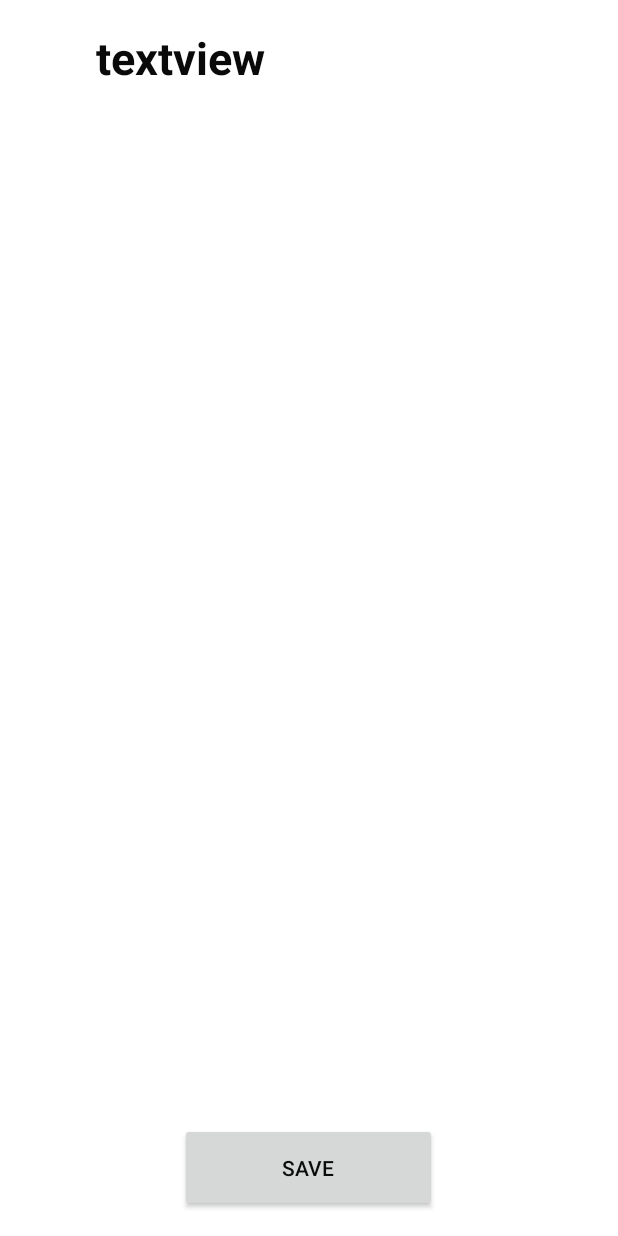
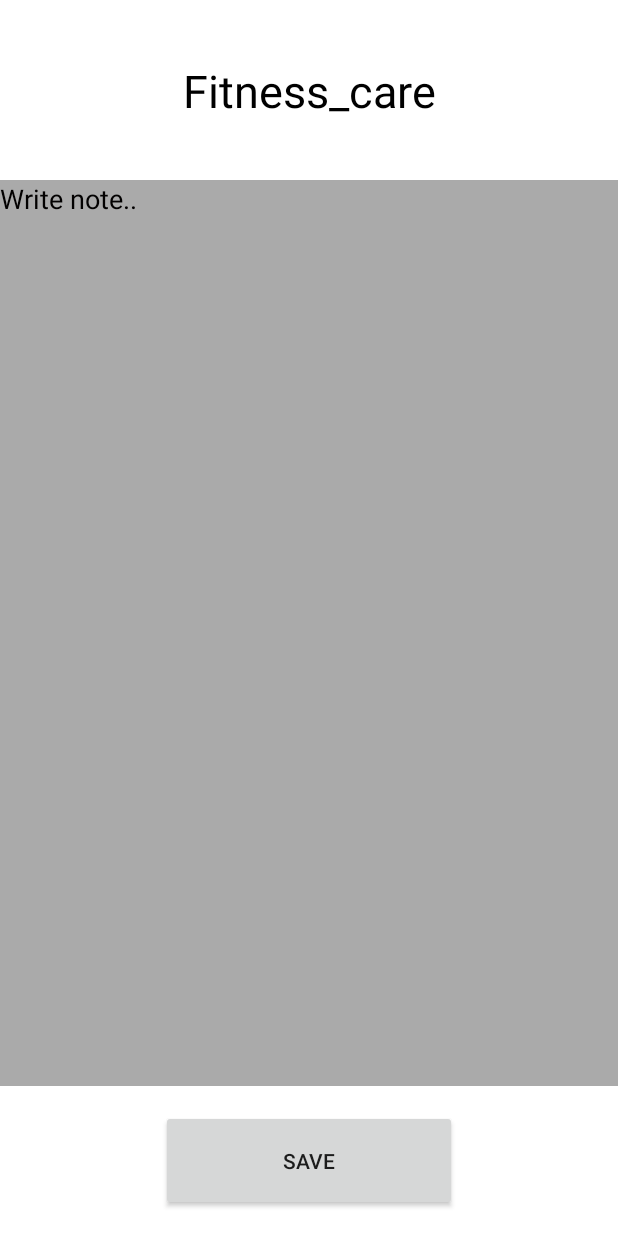
Before and after one commit to Anandhiswankar/fitness_app, an Android app: the layout activity_add_notes.xml on its own in the app's theme, with its tools: preview values and no code run, on a phone screen of 412 x 824 dp. Run offline under Robolectric (Android 15) with nearby library versions, the phone set to English and light mode, and no system bars.

Commit message:
new_add_note and layout

```diff
--- a/app/src/main/AndroidManifest.xml
+++ b/app/src/main/AndroidManifest.xml
@@ -13,6 +13,7 @@
 
         <activity android:name=".workout" />
 
+        <activity android:name=".add_note" />
 
         <activity android:name=".Home_page"
             android:screenOrientation="portrait"
--- a/app/src/main/java/com/ananddevelopment/fitness_care/Home_page.java
+++ b/app/src/main/java/com/ananddevelopment/fitness_care/Home_page.java
@@ -23,7 +23,7 @@ public class Home_page extends AppCompatActivity {
             @Override
             public void onClick(View v) {
                 try {
-                    Intent intent=new Intent(Home_page.this,workout.class);
+                    Intent intent=new Intent(Home_page.this,add_note.class);
                     startActivity(intent);
                 }
                 catch (Exception err)
--- /dev/null
+++ b/app/src/main/java/com/ananddevelopment/fitness_care/add_note.java
@@ -0,0 +1,23 @@
+package com.ananddevelopment.fitness_care;
+
+import android.content.Intent;
+import android.support.v7.app.AppCompatActivity;
+import android.os.Bundle;
+import android.view.View;
+import android.widget.ImageView;
+
+public class add_note extends AppCompatActivity {
+
+    @Override
+    protected void onCreate(Bundle savedInstanceState) {
+        super.onCreate(savedInstanceState);
+        setContentView(R.layout.activity_add_notes);
+
+
+
+
+    }
+
+
+
+}
--- a/app/src/main/res/layout/activity_add_notes.xml
+++ b/app/src/main/res/layout/activity_add_notes.xml
@@ -8,41 +8,86 @@
     android:orientation="vertical"
     >
 
-    <TextView
-        android:id="@+id/textView5"
-        android:layout_width="323dp"
-        android:layout_height="451dp"
-        android:background="#ffff"
+    <LinearLayout
+        android:layout_width="match_parent"
+        android:layout_height="match_parent"
+        android:orientation="vertical"
         app:layout_constraintBottom_toBottomOf="parent"
         app:layout_constraintEnd_toEndOf="parent"
         app:layout_constraintStart_toStartOf="parent"
-        app:layout_constraintTop_toTopOf="parent"
-        app:layout_constraintVertical_bias="0.464" />
+        app:layout_constraintTop_toTopOf="parent">
 
-    <Button
-        android:id="@+id/btnsave"
-        android:layout_width="171dp"
-        android:layout_height="59dp"
-        android:layout_marginBottom="16dp"
-        android:text="Save"
-        android:textColor="#0B0B0B"
-        app:layout_constraintBottom_toBottomOf="parent"
-        app:layout_constraintEnd_toEndOf="parent"
-        app:layout_constraintHorizontal_bias="0.498"
-        app:layout_constraintStart_toStartOf="parent" />
+        <android.support.constraint.ConstraintLayout
+            android:layout_width="match_parent"
+            android:layout_height="match_parent">
 
-    <TextView
-        android:id="@+id/textView10"
-        android:layout_width="wrap_content"
-        android:layout_height="wrap_content"
-        android:text="textview"
-        android:textColor="#0B0A0A"
-        android:textSize="30sp"
-        android:textStyle="bold"
-        app:layout_constraintBottom_toBottomOf="parent"
-        app:layout_constraintEnd_toEndOf="parent"
-        app:layout_constraintHorizontal_bias="0.213"
-        app:layout_constraintStart_toStartOf="parent"
-        app:layout_constraintTop_toTopOf="parent"
-        app:layout_constraintVertical_bias="0.023" />
+            <FrameLayout
+                android:id="@+id/frameLayout3"
+                android:layout_width="0dp"
+                android:layout_height="120dp"
+                app:layout_constraintEnd_toEndOf="parent"
+                app:layout_constraintHorizontal_bias="0.5"
+                app:layout_constraintStart_toStartOf="parent"
+                app:layout_constraintTop_toTopOf="parent">
+
+                <android.support.constraint.ConstraintLayout
+                    android:layout_width="match_parent"
+                    android:layout_height="match_parent">
+
+                    <TextView
+                        android:id="@+id/textView"
+                        android:layout_width="wrap_content"
+                        android:layout_height="wrap_content"
+                        android:text="@string/Fitness_Care"
+                        android:textColor="#000000"
+                        android:textSize="30dp"
+                        app:layout_constraintBottom_toBottomOf="parent"
+                        app:layout_constraintEnd_toEndOf="parent"
+                        app:layout_constraintStart_toStartOf="parent"
+                        app:layout_constraintTop_toTopOf="parent" />
+                </android.support.constraint.ConstraintLayout>
+
+            </FrameLayout>
+
+            <FrameLayout
+                android:id="@+id/frameLayout2"
+                android:layout_width="0dp"
+                android:layout_height="0dp"
+                app:layout_constraintBottom_toTopOf="@+id/frameLayout"
+                app:layout_constraintEnd_toEndOf="parent"
+                app:layout_constraintHorizontal_bias="0.5"
+                app:layout_constraintStart_toStartOf="parent"
+                app:layout_constraintTop_toBottomOf="@+id/frameLayout3">
+
+                <EditText
+                    android:id="@+id/note_box"
+                    android:layout_width="match_parent"
+                    android:layout_height="match_parent"
+                    android:background="@android:color/darker_gray"
+                    android:ems="10"
+                    android:gravity="start|top"
+                    android:hint="Write note.."
+                    android:inputType="textMultiLine"
+                    android:textColorHint="#020000" />
+            </FrameLayout>
+
+            <FrameLayout
+                android:id="@+id/frameLayout"
+                android:layout_width="0dp"
+                android:layout_height="100dp"
+                app:layout_constraintBottom_toBottomOf="parent"
+                app:layout_constraintEnd_toEndOf="parent"
+                app:layout_constraintHorizontal_bias="0.5"
+                app:layout_constraintStart_toStartOf="parent">
+
+                <Button
+                    android:id="@+id/save_button"
+                    android:layout_width="197dp"
+                    android:layout_height="67dp"
+                    android:layout_gravity="center|center_horizontal|center_vertical"
+                    android:text="Save" />
+            </FrameLayout>
+        </android.support.constraint.ConstraintLayout>
+    </LinearLayout>
+
 </android.support.constraint.ConstraintLayout>
--- a/app/src/main/res/layout/activity_workout.xml
+++ b/app/src/main/res/layout/activity_workout.xml
@@ -80,9 +80,9 @@
         android:textSize="36sp"
         app:layout_constraintBottom_toBottomOf="parent"
         app:layout_constraintEnd_toEndOf="parent"
-        app:layout_constraintHorizontal_bias="0.262"
+        app:layout_constraintHorizontal_bias="0.497"
         app:layout_constraintStart_toStartOf="parent"
         app:layout_constraintTop_toTopOf="parent"
-        app:layout_constraintVertical_bias="0.092" />
+        app:layout_constraintVertical_bias="0.076" />
 
 </android.support.constraint.ConstraintLayout>
```
